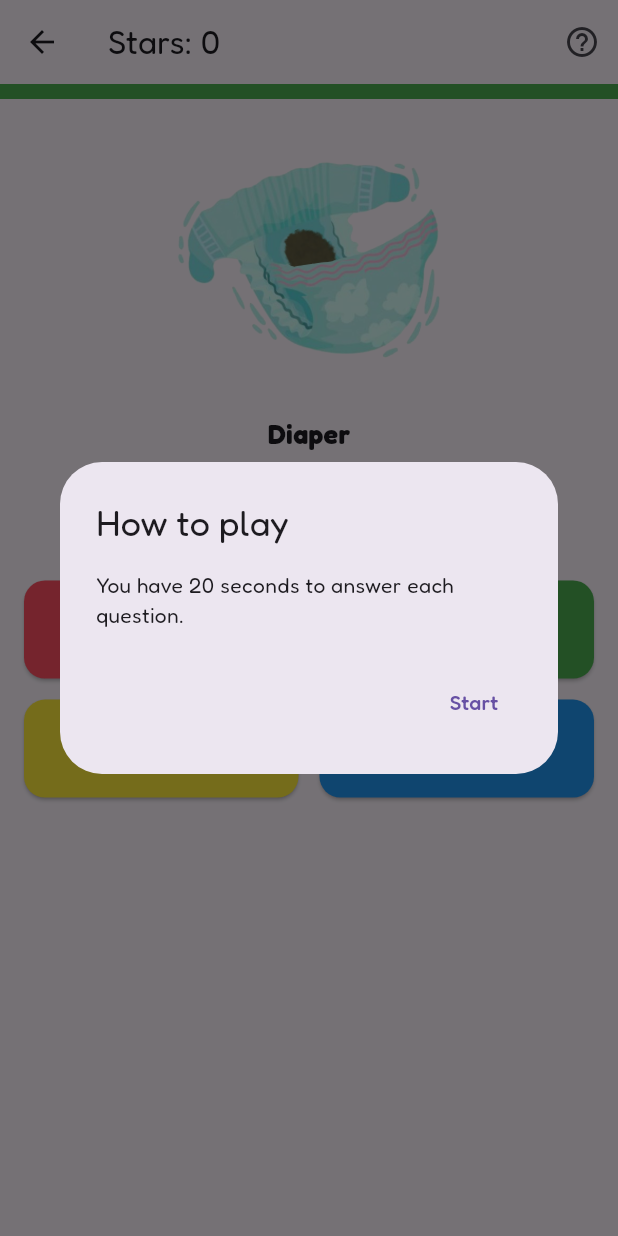
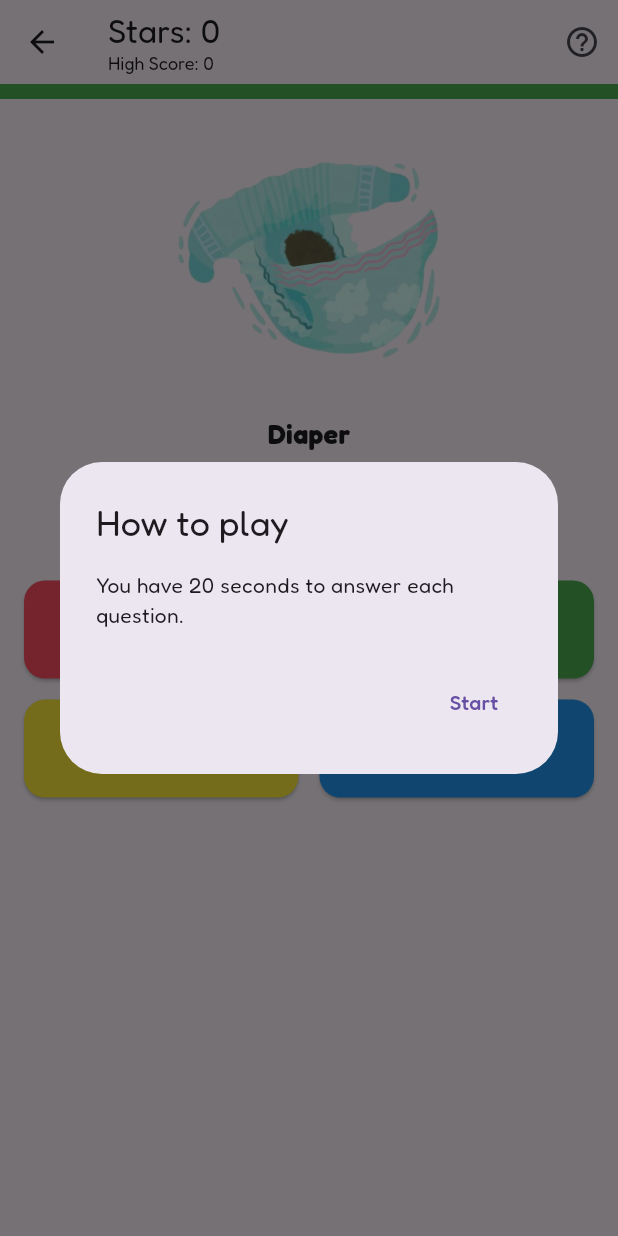
Before and after one commit to jeremie0713/bin_it_right, a Flutter app: the GamesMenuScreen screen opened directly, after a tap on "WHAT BIN IS IT?", on a phone screen of 412 x 824 dp. Run offline on Flutter 3.47's test engine with Material 3 defaults, Android fonts, the phone set to English and light mode, and no system bars; our stand-ins replace flutter_carousel_widget, google_fonts, image_picker, shared_preferences; missing offline and left inert: tflite_flutter; accounts and stored records are empty.

Commit message:
Implemented High Score for the games

```diff
--- a/lib/screens/clean_up_game.dart
+++ b/lib/screens/clean_up_game.dart
@@ -1,7 +1,7 @@
 import 'dart:async';
 import 'dart:math';
 import 'package:flutter/material.dart';
-import 'package:flutter/services.dart';
+import 'package:bin_it_right/utils/high_score_service.dart';
 
 class CleanTheParkGame extends StatefulWidget {
   const CleanTheParkGame({super.key});
@@ -54,9 +54,8 @@ class _CleanTheParkGameState extends State<CleanTheParkGame> {
       'assets/game/tumbler_bottle.png',
       'assets/game/food_container.png',
       'assets/game/old_books.png',
-      'assets/game/old_toy_car.png'
-      'assets/game/old_towel.png'
-
+      'assets/game/old_toy_car.png',
+      'assets/game/old_towel.png',
     ],
     'recyclable': [
       'assets/game/glass_bottle_1.png',
@@ -79,7 +78,7 @@ class _CleanTheParkGameState extends State<CleanTheParkGame> {
       'assets/game/milk_carton.png',
       'assets/game/shampoo_bottle.png',
       'assets/game/detergent_bottle.png',
-      'assets/game/glass_jar.png'
+      'assets/game/glass_jar.png',
     ],
     'biodegradable': [
       'assets/game/apple_core.png',
@@ -91,7 +90,7 @@ class _CleanTheParkGameState extends State<CleanTheParkGame> {
       'assets/game/watermelon_peel.png',
       'assets/game/moldy_bread.png',
       'assets/game/fish_bone.png',
-      'assets/game/tea_bag.png'
+      'assets/game/tea_bag.png',
     ],
     'non-recyclable': [
       'assets/game/battery.png',
@@ -124,6 +123,8 @@ class _CleanTheParkGameState extends State<CleanTheParkGame> {
         } else {
           gameOver = true;
           timer.cancel();
+
+          HighScoreService.saveCleanUpHighScore(score); // ⭐ SAVE HERE
         }
       });
     });
@@ -163,6 +164,7 @@ class _CleanTheParkGameState extends State<CleanTheParkGame> {
           } else {
             gameOver = true;
             timer.cancel();
+            HighScoreService.saveCleanUpHighScore(score);
           }
         });
       });
@@ -197,6 +199,7 @@ class _CleanTheParkGameState extends State<CleanTheParkGame> {
           } else {
             gameOver = true;
             timer.cancel();
+            HighScoreService.saveCleanUpHighScore(score);
           }
         });
       });
@@ -397,7 +400,10 @@ class _CleanTheParkGameState extends State<CleanTheParkGame> {
             return Stack(
               children: [
                 Positioned.fill(
-                  child: Image.asset('assets/images/yard.gif', fit: BoxFit.cover),
+                  child: Image.asset(
+                    'assets/images/yard.gif',
+                    fit: BoxFit.cover,
+                  ),
                 ),
 
                 // TIMER + SCORE
--- a/lib/screens/games_menu_screen.dart
+++ b/lib/screens/games_menu_screen.dart
@@ -1,8 +1,8 @@
 import 'package:bin_it_right/screens/catch_trash.dart';
 import 'package:bin_it_right/screens/clean_up_game.dart';
 import 'package:bin_it_right/screens/what_bin_quiz_game.dart';
+import 'package:bin_it_right/utils/high_score_service.dart';
 import 'package:flutter/material.dart';
-import 'game_sort_screen.dart';
 import 'dart:math';
 
 class GamesMenuScreen extends StatefulWidget {
@@ -15,6 +15,9 @@ class GamesMenuScreen extends StatefulWidget {
 class _GamesMenuScreenState extends State<GamesMenuScreen>
     with TickerProviderStateMixin {
   late AnimationController _dancingController;
+  int cleanUpHigh = 0;
+  int catchTrashHigh = 0;
+  int quizHigh = 0;
 
   @override
   void initState() {
@@ -25,6 +28,15 @@ class _GamesMenuScreenState extends State<GamesMenuScreen>
       duration: const Duration(seconds: 5),
     );
     _dancingController.repeat(reverse: true);
+
+    loadHighScores();
+  }
+
+  Future<void> loadHighScores() async {
+    cleanUpHigh = await HighScoreService.getCleanUpHighScore();
+    catchTrashHigh = await HighScoreService.getCatchTrashHighScore();
+    quizHigh = await HighScoreService.getQuizHighScore();
+    setState(() {});
   }
 
   @override
@@ -125,13 +137,16 @@ class _GamesMenuScreenState extends State<GamesMenuScreen>
                             title: "LET'S CLEAN UP",
                             subtitle: "Drag the trash into the correct bin!",
                             imagePath: 'assets/images/clean_up.png',
-                            onTap: () {
-                              Navigator.push(
+                            highScore: cleanUpHigh,
+                            onTap: () async {
+                              await Navigator.push(
                                 context,
                                 MaterialPageRoute(
                                   builder: (_) => CleanTheParkGame(),
                                 ),
                               );
+
+                              await loadHighScores();
                             },
                           ),
                           _GameCard(
@@ -139,11 +154,14 @@ class _GamesMenuScreenState extends State<GamesMenuScreen>
                             subtitle:
                                 "Grab the trash and protect rivers and seas!",
                             imagePath: 'assets/images/river_trash.png',
-                            onTap: () {
-                              Navigator.push(
+                            highScore: catchTrashHigh,
+                            onTap: () async {
+                              await Navigator.push(
                                 context,
                                 MaterialPageRoute(builder: (_) => CatchTrash()),
                               );
+
+                              await loadHighScores();
                             },
                           ),
                           _GameCard(
@@ -151,13 +169,16 @@ class _GamesMenuScreenState extends State<GamesMenuScreen>
                             subtitle:
                                 "Test your trash sorting skills with this fun quiz game!",
                             imagePath: 'assets/images/what_bin.gif',
-                            onTap: () {
-                              Navigator.push(
+                            highScore: quizHigh,
+                            onTap: () async {
+                              await Navigator.push(
                                 context,
                                 MaterialPageRoute(
                                   builder: (_) => const WhatBinQuizGame(),
                                 ),
                               );
+
+                              await loadHighScores();
                             },
                           ),
                         ],
@@ -194,11 +215,13 @@ class _GameCard extends StatefulWidget {
   final String subtitle;
   final String? imagePath;
   final VoidCallback onTap;
+  final int highScore;
 
   const _GameCard({
     required this.title,
     required this.subtitle,
     required this.onTap,
+    required this.highScore,
     this.imagePath,
   });
 
@@ -298,6 +321,15 @@ class _GameCardState extends State<_GameCard>
                         color: Color(0xFF304612),
                       ),
                     ),
+                    const SizedBox(height: 6),
+                    Text(
+                      "High Score: ${widget.highScore}",
+                      style: const TextStyle(
+                        fontSize: 14,
+                        fontWeight: FontWeight.bold,
+                        color: Colors.orange,
+                      ),
+                    ),
                   ],
                 ),
               ),
--- a/lib/screens/home_screen.dart
+++ b/lib/screens/home_screen.dart
@@ -1,4 +1,3 @@
-import 'dart:developer';
 import 'dart:math' as math;
 import 'package:flutter/material.dart';
 import 'scan_screen.dart';
--- a/lib/screens/what_bin_quiz_game.dart
+++ b/lib/screens/what_bin_quiz_game.dart
@@ -1,8 +1,10 @@
 import 'dart:async';
 import 'dart:convert';
 import 'dart:math';
+import 'package:bin_it_right/utils/high_score_service.dart';
 import 'package:flutter/material.dart';
 import 'package:flutter/services.dart';
+import 'package:shared_preferences/shared_preferences.dart';
 
 class WhatBinQuizGame extends StatefulWidget {
   const WhatBinQuizGame({super.key});
@@ -15,6 +17,7 @@ class _WhatBinQuizGameState extends State<WhatBinQuizGame> {
   List<QuizItem> questions = [];
   int currentIndex = 0;
   int score = 0;
+  int highScore = 0;
 
   int timeLimit = 20;
   int remainingTime = 20;
@@ -35,7 +38,15 @@ class _WhatBinQuizGameState extends State<WhatBinQuizGame> {
   @override
   void initState() {
     super.initState();
+    loadHighScore();
     loadQuizItems();
+  }
+
+  Future<void> loadHighScore() async {
+    final prefs = await SharedPreferences.getInstance();
+    setState(() {
+      highScore = prefs.getInt('what_bin_high_score') ?? 0;
+    });
   }
 
   /// 📦 LOAD JSON
@@ -212,8 +223,18 @@ class _WhatBinQuizGameState extends State<WhatBinQuizGame> {
   }
 
   /// GAME OVER
-  void gameOver() {
+  void gameOver() async {
     timer?.cancel();
+
+    HighScoreService.saveQuizHighScore(score);
+
+    if (score > highScore) {
+      highScore = score;
+
+      final prefs = await SharedPreferences.getInstance();
+      await prefs.setInt('what_bin_high_score', highScore);
+    }
+
     setState(() {
       isGameOver = true;
       showGameOverOverlay = true;
@@ -257,7 +278,16 @@ class _WhatBinQuizGameState extends State<WhatBinQuizGame> {
     }
     return Scaffold(
       appBar: AppBar(
-        title: Text("Stars: $score"),
+        title: Column(
+          crossAxisAlignment: CrossAxisAlignment.start,
+          children: [
+            Text("Stars: $score"),
+            Text(
+              "High Score: $highScore",
+              style: const TextStyle(fontSize: 12),
+            ),
+          ],
+        ),
         actions: [
           IconButton(
             icon: const Icon(Icons.help_outline),
--- /dev/null
+++ b/lib/utils/high_score_service.dart
@@ -0,0 +1,46 @@
+import 'package:shared_preferences/shared_preferences.dart';
+
+class HighScoreService {
+  static const _cleanUpKey = 'highscore_cleanup';
+  static const _catchTrashKey = 'highscore_catchtrash';
+  static const _quizKey = 'highscore_quiz';
+
+  static Future<int> getCleanUpHighScore() async {
+    final prefs = await SharedPreferences.getInstance();
+    return prefs.getInt(_cleanUpKey) ?? 0;
+  }
+
+  static Future<int> getCatchTrashHighScore() async {
+    final prefs = await SharedPreferences.getInstance();
+    return prefs.getInt(_catchTrashKey) ?? 0;
+  }
+
+  static Future<int> getQuizHighScore() async {
+    final prefs = await SharedPreferences.getInstance();
+    return prefs.getInt(_quizKey) ?? 0;
+  }
+
+  static Future<void> saveCleanUpHighScore(int score) async {
+    final prefs = await SharedPreferences.getInstance();
+    int current = prefs.getInt(_cleanUpKey) ?? 0;
+    if (score > current) {
+      await prefs.setInt(_cleanUpKey, score);
+    }
+  }
+
+  static Future<void> saveCatchTrashHighScore(int score) async {
+    final prefs = await SharedPreferences.getInstance();
+    int current = prefs.getInt(_catchTrashKey) ?? 0;
+    if (score > current) {
+      await prefs.setInt(_catchTrashKey, score);
+    }
+  }
+
+  static Future<void> saveQuizHighScore(int score) async {
+    final prefs = await SharedPreferences.getInstance();
+    int current = prefs.getInt(_quizKey) ?? 0;
+    if (score > current) {
+      await prefs.setInt(_quizKey, score);
+    }
+  }
+}
```
Also changed, not shown: lib/screens/catch_trash.dart (+37 -12 lines), assets/game/old_towel.png (renamed from assets/game/dirty_towel.png).
